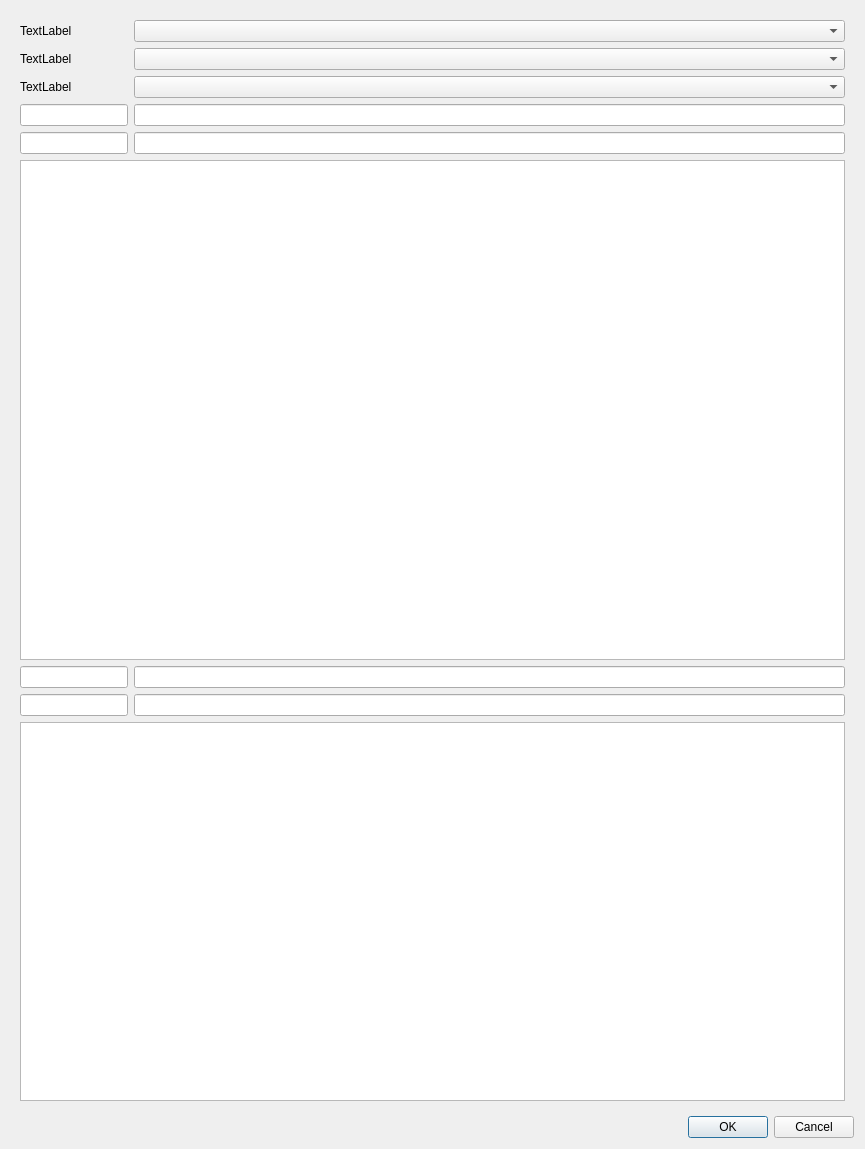
First picture: the form in wizzard_dialog.ui, repository sklencar/rrm-plugin, before the edit.
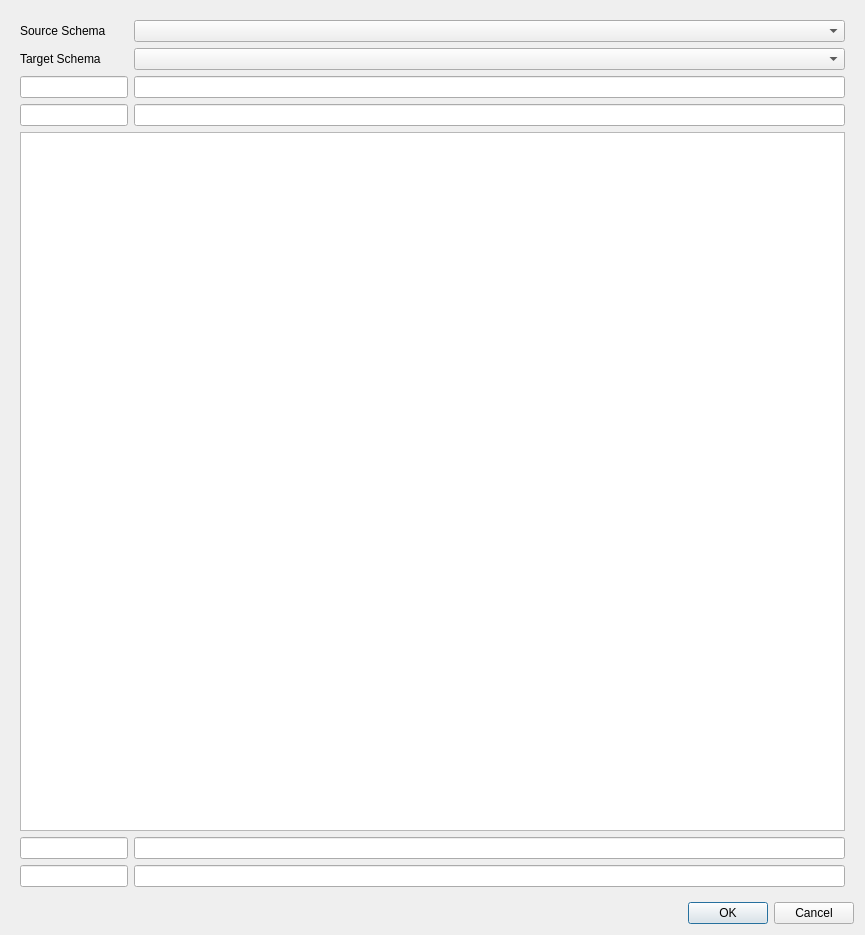
Second picture: the form after the edit.

Patch:
```diff
--- a/wizzard_dialog.ui
+++ b/wizzard_dialog.ui
@@ -7,7 +7,7 @@
     <x>0</x>
     <y>0</y>
     <width>865</width>
-    <height>1149</height>
+    <height>935</height>
    </rect>
   </property>
   <property name="windowTitle">
@@ -23,7 +23,7 @@
       <item row="0" column="0">
        <widget class="QLabel" name="label">
         <property name="text">
-         <string>TextLabel</string>
+         <string>Source Schema</string>
         </property>
        </widget>
       </item>
@@ -33,7 +33,7 @@
       <item row="1" column="0">
        <widget class="QLabel" name="label_2">
         <property name="text">
-         <string>TextLabel</string>
+         <string>Target Schema</string>
         </property>
        </widget>
       </item>
@@ -41,28 +41,18 @@
        <widget class="QComboBox" name="cboTargetSchema"/>
       </item>
       <item row="2" column="0">
-       <widget class="QLabel" name="label_3">
-        <property name="text">
-         <string>TextLabel</string>
-        </property>
-       </widget>
-      </item>
-      <item row="2" column="1">
-       <widget class="QComboBox" name="cboTables"/>
-      </item>
-      <item row="3" column="0">
        <widget class="QLineEdit" name="prefixSourceFld"/>
       </item>
-      <item row="3" column="1">
+      <item row="2" column="1">
        <widget class="QLineEdit" name="suffixSourceFld"/>
       </item>
-      <item row="4" column="0">
+      <item row="3" column="0">
        <widget class="QLineEdit" name="prefixTargetFld"/>
       </item>
-      <item row="4" column="1">
+      <item row="3" column="1">
        <widget class="QLineEdit" name="suffixTargetFld"/>
       </item>
-      <item row="5" column="0" colspan="2">
+      <item row="4" column="0" colspan="2">
        <widget class="QTreeView" name="tableView">
         <property name="minimumSize">
          <size>
@@ -72,19 +62,16 @@
         </property>
        </widget>
       </item>
-      <item row="8" column="0" colspan="2">
-       <widget class="QTreeView" name="fieldView"/>
-      </item>
-      <item row="6" column="0">
+      <item row="5" column="0">
        <widget class="QLineEdit" name="prefixSourceAttr"/>
       </item>
-      <item row="7" column="0">
+      <item row="5" column="1">
+       <widget class="QLineEdit" name="suffixSourceAttr"/>
+      </item>
+      <item row="6" column="0">
        <widget class="QLineEdit" name="prefixTargetAttr"/>
       </item>
       <item row="6" column="1">
-       <widget class="QLineEdit" name="suffixSourceAttr"/>
-      </item>
-      <item row="7" column="1">
        <widget class="QLineEdit" name="suffixTargetAttr"/>
       </item>
      </layout>
```
